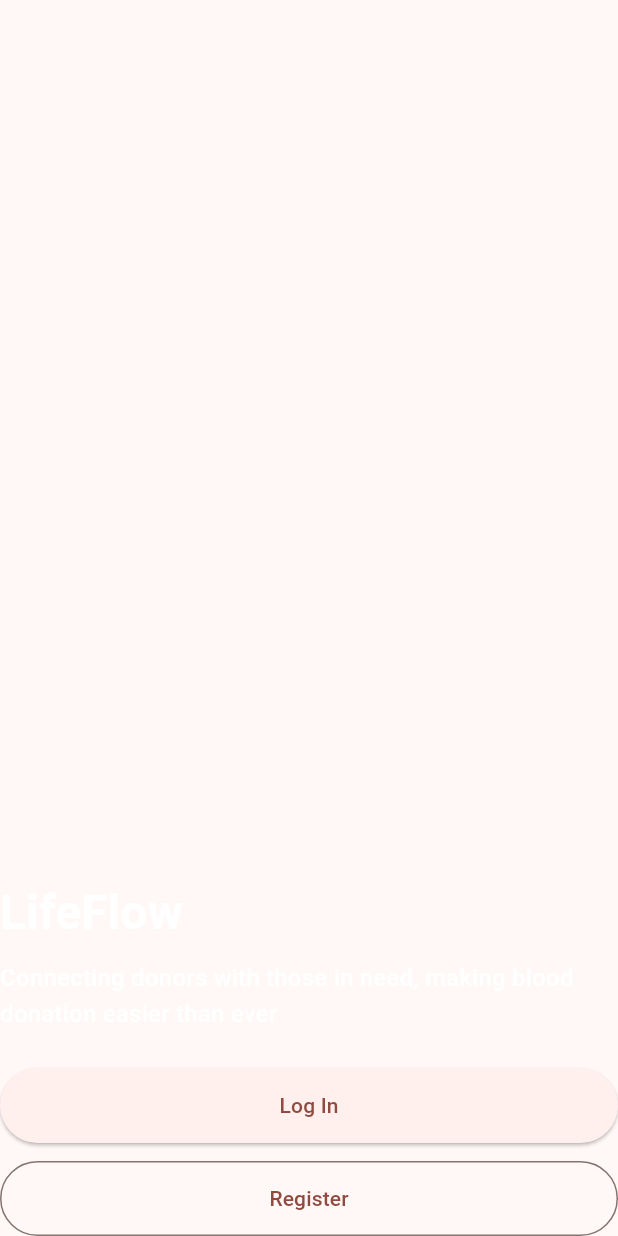
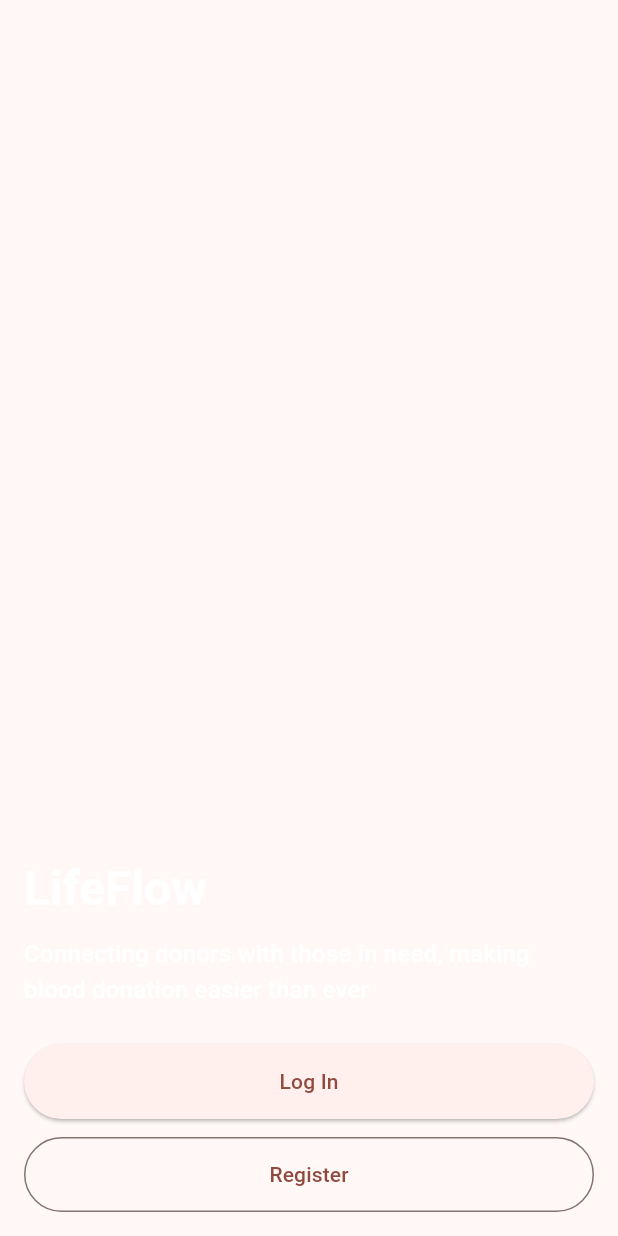
Before and after one commit to akhiljoseko/life_flow, a Flutter app: the screen it shows after launch, on a phone screen of 412 x 824 dp. Run offline on Flutter 3.47's test engine with Material 2 defaults, Android fonts, the phone set to English and light mode, and no system bars; our stand-ins replace flutter_bloc, go_router, responsive_framework.

Commit message:
Update spacing.dart

```diff
--- a/lib/view/widgets/spacing.dart
+++ b/lib/view/widgets/spacing.dart
@@ -25,3 +25,20 @@ class Vspace extends StatelessWidget {
     );
   }
 }
+
+class ScreenAroundPadding extends StatelessWidget {
+  const ScreenAroundPadding({
+    super.key,
+    required this.child,
+  });
+
+  final Widget child;
+
+  @override
+  Widget build(BuildContext context) {
+    return Padding(
+      padding: const EdgeInsets.all(16.0),
+      child: child,
+    );
+  }
+}
```
